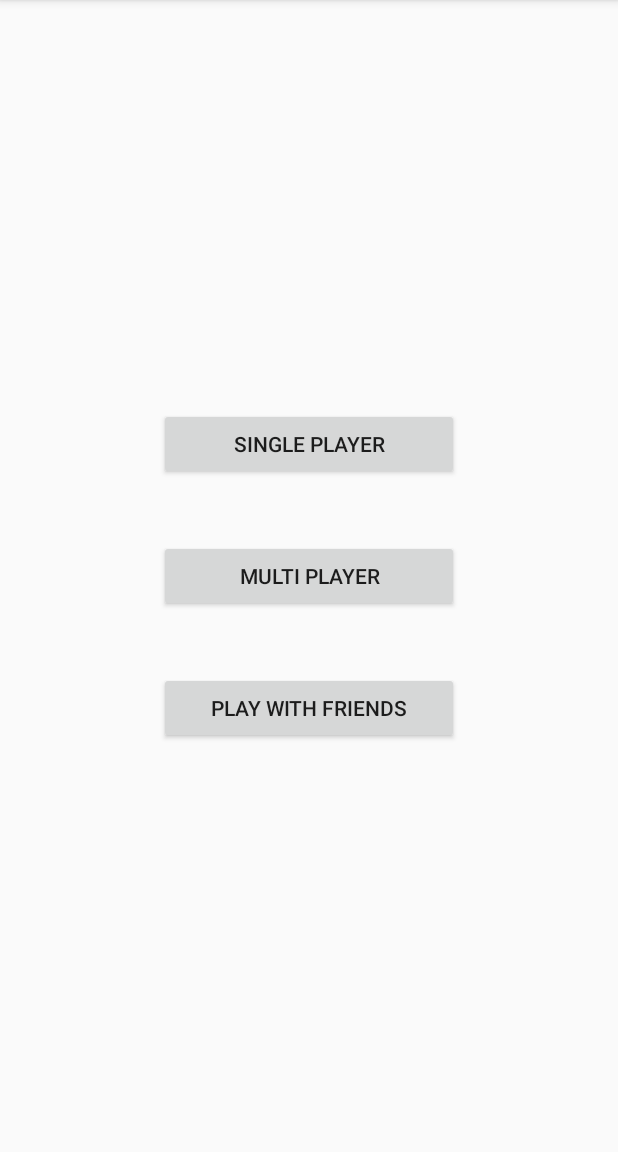
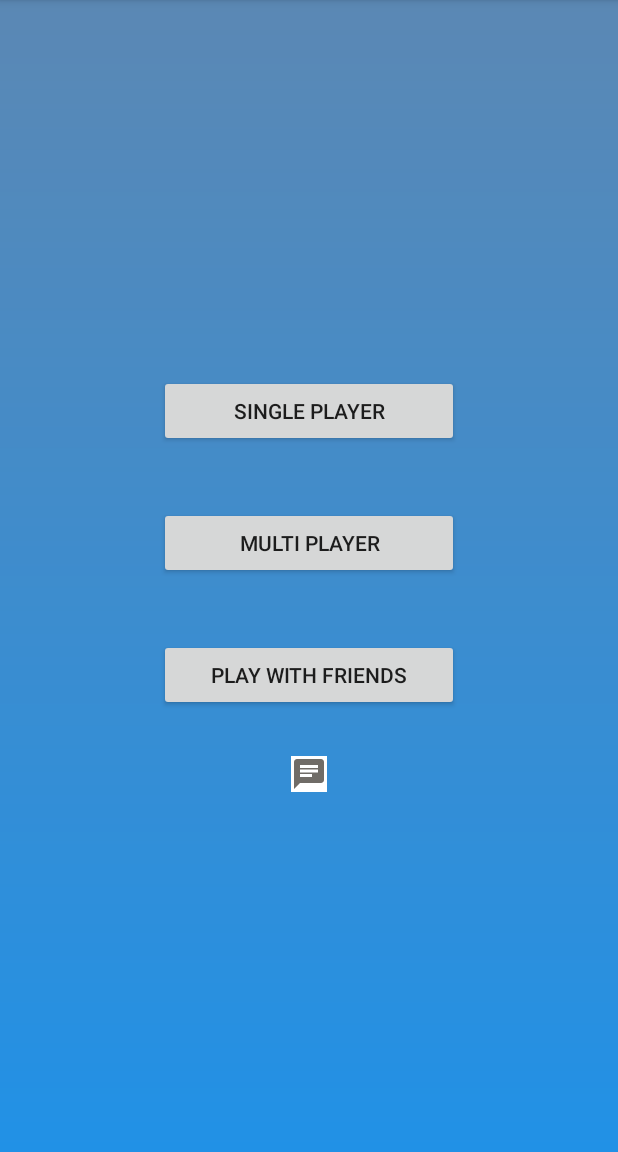
Before and after one commit to akuldr67/DotJoin, an Android app: the screen it shows after launch (MainActivity), on a phone screen of 412 x 824 dp, the part 84-1236 px from its top. Run offline under Robolectric (Android 15) with nearby library versions, the phone set to English and light mode, and no system bars; our stand-ins replace Firebase (no records; nobody signed in at launch, a user with empty details on screens opened directly).

Commit message:
Scrollable Pop Up window for chat initialized (currently hardcoded)

```diff
--- a/app/src/main/java/com/example/dotjoin/MainActivity.java
+++ b/app/src/main/java/com/example/dotjoin/MainActivity.java
@@ -11,6 +11,7 @@ import android.os.Bundle;
 import android.view.View;
 import android.widget.Button;
 import android.widget.EditText;
+import android.widget.ImageButton;
 import android.widget.Toast;
 
 import com.google.firebase.database.DatabaseReference;
@@ -30,6 +31,7 @@ public class MainActivity extends AppCompatActivity {
     private SharedPreferences.Editor myEdit;
 
     String mCurrentUserName;
+    private ImageButton chatButton;
 
     @Override
     protected void onCreate(Bundle savedInstanceState) {
@@ -116,5 +118,19 @@ public class MainActivity extends AppCompatActivity {
 //            myEdit.apply();
 //        }
 
+
+
+        //just trying
+        chatButton = findViewById(R.id.chat);
+        chatButton.setOnClickListener(new View.OnClickListener() {
+            @Override
+            public void onClick(View v) {
+                Intent intent = new Intent(getApplicationContext(),PopUpChat.class);
+                startActivity(intent);
+            }
+        });
+
+
+
     }
 }
--- /dev/null
+++ b/app/src/main/res/drawable/ic_chat_icon.xml
@@ -0,0 +1,5 @@
+<vector android:height="24dp" android:tint="#706C67"
+    android:viewportHeight="24.0" android:viewportWidth="24.0"
+    android:width="24dp" xmlns:android="http://schemas.android.com/apk/res/android">
+    <path android:fillColor="#FF000000" android:pathData="M20,2L4,2c-1.1,0 -1.99,0.9 -1.99,2L2,22l4,-4h14c1.1,0 2,-0.9 2,-2L22,4c0,-1.1 -0.9,-2 -2,-2zM6,9h12v2L6,11L6,9zM14,14L6,14v-2h8v2zM18,8L6,8L6,6h12v2z"/>
+</vector>
--- /dev/null
+++ b/app/src/main/res/drawable/main_activity_background.xml
@@ -0,0 +1,11 @@
+<?xml version="1.0" encoding="utf-8"?>
+<shape xmlns:android="http://schemas.android.com/apk/res/android">
+
+    <gradient
+        android:startColor="#2191E6"
+        android:endColor="#5B88B4"
+        android:angle="90"
+        />
+
+
+</shape>
--- a/app/src/main/res/layout/activity_main.xml
+++ b/app/src/main/res/layout/activity_main.xml
@@ -4,6 +4,7 @@
     xmlns:tools="http://schemas.android.com/tools"
     android:layout_width="match_parent"
     android:layout_height="match_parent"
+    android:background="@drawable/main_activity_background"
     tools:context=".MainActivity">
 
     <LinearLayout
@@ -48,6 +49,13 @@
             android:text="Play with Friends"
             android:layout_margin="20dp"
             />
+        <ImageButton
+            android:id="@+id/chat"
+            android:layout_width="wrap_content"
+            android:layout_height="wrap_content"
+            android:layout_margin="10dp"
+            android:background="#FFFFFF"
+            android:src="@drawable/ic_chat_icon" />
 
     </LinearLayout>
     <LinearLayout
--- a/app/src/main/res/values/styles.xml
+++ b/app/src/main/res/values/styles.xml
@@ -10,4 +10,9 @@
         <item name="alertDialogTheme">@style/Theme.AppCompat.Light.Dialog.Alert</item>
     </style>
 
+    <style name="AppTheme.PopUp">
+        <item name="android:windowIsTranslucent">true</item>
+        <item name="android:windowCloseOnTouchOutside">true</item>
+    </style>
+
 </resources>
```
Also changed, not shown: app/src/main/AndroidManifest.xml (+17 -8 lines), app/src/main/java/com/example/dotjoin/PopUpChat.java (added, +33 -0 lines), app/src/main/res/drawable/chat_box_background.xml (added, +15 -0 lines), app/src/main/res/layout/activity_pop_up_chat.xml (added, +114 -0 lines).
